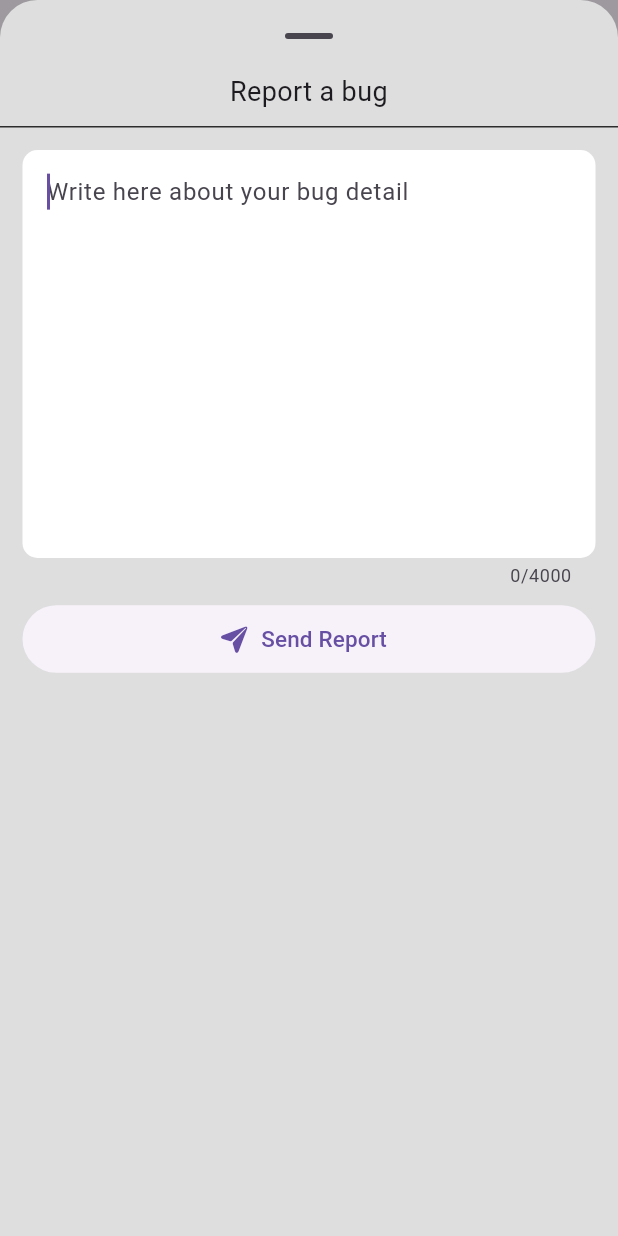
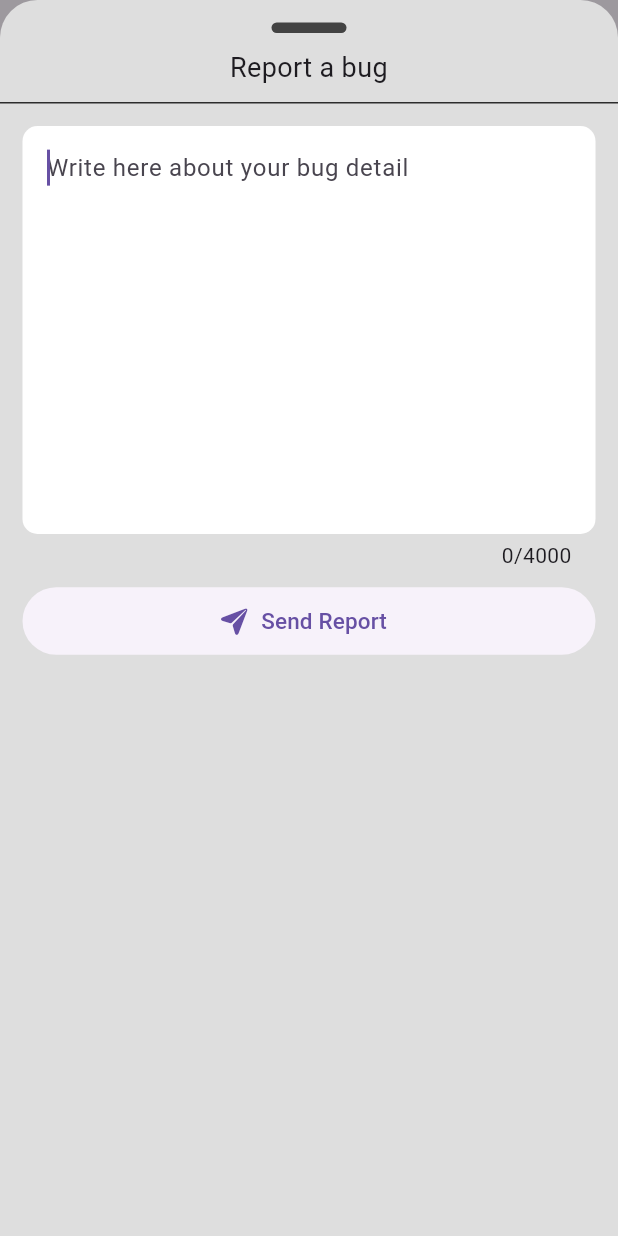
Before and after one commit to whizpool/smartlogs-flutter, a Flutter app: the screen it shows after launch, after a tap on "Report a bug", on a phone screen of 412 x 824 dp. Run offline on Flutter 3.47's test engine with Material 3 defaults, Android fonts, the phone set to English and light mode, and no system bars; our stand-ins replace device_info_plus, fluttertoast, package_info_plus; missing offline and left inert: disk_space_upgrade, flutter_email_sender; statements that could not run were skipped.

```diff
--- a/example/lib/main.dart
+++ b/example/lib/main.dart
@@ -96,6 +96,8 @@ class _SendBugReportState extends State<SendBugReport> {
                     context,
                     sendToEmail: 'example@gmail.com',
                     emailsubject: 'Example Bug by user',
+                    topHandlerColor: Colors.black.withOpacity(.7),
+                    attachmentsPaths: [],
                   );
                 },
                 child: const Text(
--- a/lib/src/SLDialog/sl_dialog.dart
+++ b/lib/src/SLDialog/sl_dialog.dart
@@ -8,7 +8,7 @@ class SLDialog {
     BuildContext context, {
     bool dialogBarrierDismissible = false,
     ButtonStyle? reportButtonStyle,
-    BoxDecoration? topContainerDecoration,
+    Color? topHandlerColor,
     Color? dialogBackgroundColor,
     Color? emailBodyTextFieldBackgrounColor,
     Color dialogBarrierColor = Colors.black38,
@@ -36,6 +36,7 @@ class SLDialog {
     List<String>? attachmentsPaths,
     TextStyle? emailBodyTextStyle,
     TextStyle? hintTextStyle,
+    TextStyle? counterStyle,
     Widget? reportButtonTitle,
     Widget? divider,
     Widget? reportTitle,
@@ -50,9 +51,8 @@ class SLDialog {
       backgroundColor:
           dialogBackgroundColor ?? const Color.fromARGB(255, 222, 222, 222),
       isScrollControlled: true,
-      showDragHandle: true,
+      // showDragHandle: true,
       useSafeArea: true,
-
       shape: const OutlineInputBorder(
         borderSide: BorderSide.none,
         borderRadius: BorderRadius.only(
@@ -61,6 +61,23 @@ class SLDialog {
       builder: (context) => Column(
         crossAxisAlignment: CrossAxisAlignment.stretch,
         children: <Widget>[
+          SizedBox(
+            height: 15,
+          ),
+          Center(
+            child: Container(
+              width: 50,
+              height: 7,
+              decoration: BoxDecoration(
+                borderRadius: BorderRadius.circular(30),
+                color: topHandlerColor,
+              ),
+            ),
+          ),
+          // ),
+          SizedBox(
+            height: 10,
+          ),
           reportTitle ??
               const Padding(
                 padding: EdgeInsets.only(bottom: 10),
@@ -99,6 +116,17 @@ class SLDialog {
                   ),
                   maxLines: maxEmailBodyTextFieldLines,
                   maxLength: maxEmailBodyCharacterLength,
+                  buildCounter: (_,
+                          {int? currentLength,
+                          int? maxLength,
+                          bool? isFocused}) =>
+                      Container(
+                    alignment: Alignment.centerRight,
+                    child: Text(
+                      "$currentLength/$maxLength",
+                      style: counterStyle,
+                    ),
+                  ),
                 ),
                 const SizedBox(
                   height: 10,
--- a/lib/src/SLDialog/widgets/report_button.dart
+++ b/lib/src/SLDialog/widgets/report_button.dart
@@ -1,24 +1,26 @@
+// ignore_for_file: public_member_api_docs, sort_constructors_first, use_build_context_synchronously
 part of '../../../smart_logs.dart';
 
 /// This is button widget which can prefrom sending email to developer account
-class ReportButton extends StatelessWidget {
+class ReportButton extends StatefulWidget {
   const ReportButton({
     super.key,
     required this.emailBodyTextController,
     required this.reportButtonIcon,
-    required this.reportButtonTitle,
+    required this.reportButtonPress,
+    required this.minmumEmailBodyLength,
+    required this.toastBackGround,
+    required this.toastTextColor,
+    required this.toastFontSize,
     required this.emailsubject,
-    required this.minmumEmailBodyLength,
-    required this.reportButtonPress,
-    required this.reportButtonStyle,
     required this.sendToEmail,
     required this.sendToEmails,
-    required this.toastBackGround,
-    required this.toastFontSize,
-    required this.toastTextColor,
+    required this.reportButtonStyle,
+    required this.reportButtonTitle,
     required this.cc,
     required this.bcc,
     required this.attachmentsPaths,
+    this.reportButtonLoadingWidget,
   });
 
   /// Button parameter which can be adjustable by any user
@@ -34,44 +36,66 @@ class ReportButton extends StatelessWidget {
   final List<String>? sendToEmails;
   final ButtonStyle? reportButtonStyle;
   final Widget? reportButtonTitle;
+  final Widget? reportButtonLoadingWidget;
   final List<String>? cc;
   final List<String>? bcc;
   final List<String>? attachmentsPaths;
+
+  @override
+  State<ReportButton> createState() => _ReportButtonState();
+}
+
+class _ReportButtonState extends State<ReportButton> {
+  bool isButtonPress = false;
   @override
   Widget build(BuildContext context) {
-    return ElevatedButton.icon(
-      icon: reportButtonIcon ??
+    return Stack(
+      children: [
+        ElevatedButton.icon(
+          icon: isButtonPress
+              ? null
+              : widget.reportButtonIcon ??
                   const Icon(
                     CupertinoIcons.paperplane_fill,
                     size: 20,
                   ),
-      onPressed: reportButtonPress ??
+          onPressed: widget.reportButtonPress ??
               () async {
                 /// It will show toast if app user enter email body less then developer defiend length
-            if (emailBodyTextController.text.length < minmumEmailBodyLength) {
+                if (widget.emailBodyTextController.text.length <
+                    widget.minmumEmailBodyLength) {
                   Fluttertoast.cancel();
                   Fluttertoast.showToast(
-                msg: 'Message length should be minimum $minmumEmailBodyLength',
-                gravity:
-                    Platform.isIOS ? ToastGravity.CENTER : ToastGravity.BOTTOM,
-                backgroundColor: toastBackGround,
-                textColor: toastTextColor,
-                fontSize: toastFontSize,
+                    msg:
+                        'Message length should be minimum ${widget.minmumEmailBodyLength}',
+                    gravity: Platform.isIOS
+                        ? ToastGravity.CENTER
+                        : ToastGravity.BOTTOM,
+                    backgroundColor: widget.toastBackGround,
+                    textColor: widget.toastTextColor,
+                    fontSize: widget.toastFontSize,
                   );
                 } else {
-              Slog.instance.sendReport(
-                body: emailBodyTextController.text,
-                subject: emailsubject,
-                sendToEmail: sendToEmail,
-                sendToEmails: sendToEmails,
-                cc: cc,
-                bcc: bcc,
-                attachmentsPaths: attachmentsPaths,
+                  setState(() {
+                    isButtonPress = true;
+                  });
+                  try {
+                    await Slog.instance.sendReport(
+                      body: widget.emailBodyTextController.text,
+                      subject: widget.emailsubject,
+                      sendToEmail: widget.sendToEmail,
+                      sendToEmails: widget.sendToEmails,
+                      cc: widget.cc,
+                      bcc: widget.bcc,
+                      attachmentsPaths: widget.attachmentsPaths,
                     );
+                  } finally {
+                    isButtonPress = false;
                     Navigator.of(context).pop();
                   }
+                }
               },
-      style: reportButtonStyle ??
+          style: widget.reportButtonStyle ??
               ElevatedButton.styleFrom(
                 elevation: 0,
                 minimumSize: const Size(
@@ -79,13 +103,28 @@ class ReportButton extends StatelessWidget {
                   45,
                 ),
               ),
-      label: reportButtonTitle ??
+          label: isButtonPress
+              ? SizedBox()
+              : widget.reportButtonTitle ??
                   const Text(
                     "Send Report",
                     style: TextStyle(
                       fontSize: 15,
                     ),
                   ),
+        ),
+        if (isButtonPress)
+          Positioned.fill(
+            child: widget.reportButtonLoadingWidget ??
+                Center(
+                  child: SizedBox(
+                    width: 20,
+                    height: 20,
+                    child: CircularProgressIndicator.adaptive(),
+                  ),
+                ),
+          )
+      ],
     );
   }
 }
--- a/pubspec.yaml
+++ b/pubspec.yaml
@@ -1,6 +1,6 @@
 name: smart_logs
 description: Smart logs is a package which can be use to log any type of message, exception, stack trace.
-version: 1.0.2
+version: 1.0.3
 homepage: https://github.com/whizpool/smartlogs-flutter.git
 
 environment:
@@ -14,7 +14,7 @@ dependencies:
   path_provider: ^2.1.1
   path: ^1.8.3
   archive: ^3.5.0
-  intl: ^0.19.0
+  intl: ^0.20.0
   package_info_plus: ^8.0.0
   device_info_plus: ^10.1.0
   disk_space_upgrade: ^0.0.1
@@ -24,6 +24,6 @@ dependencies:
 dev_dependencies:
   flutter_test:
     sdk: flutter
-  flutter_lints: ^3.0.1
+  flutter_lints: ^5.0.0
 
 flutter:
```
Also changed, not shown: lib/src/s_log.dart (+15 -3 lines), example/pubspec.lock, pubspec.lock, 4 other files. Lines whose indentation alone changed are shown as unchanged.
